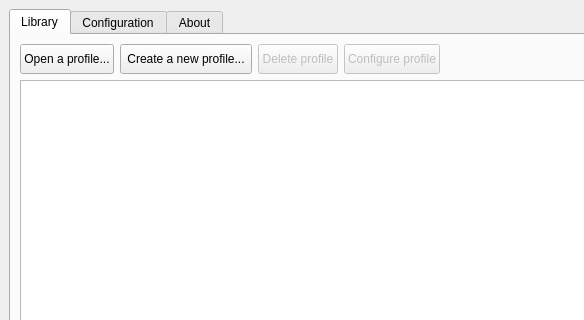
The window that joyshockgraphic/resources/joyshockgraphic.ui (kurushimee/JoyShockGraphic) describes before a commit, drawn with Qt 5; both pictures show x 0 to 584 and y 0 to 320 of the 1126 by 897 pixel window.
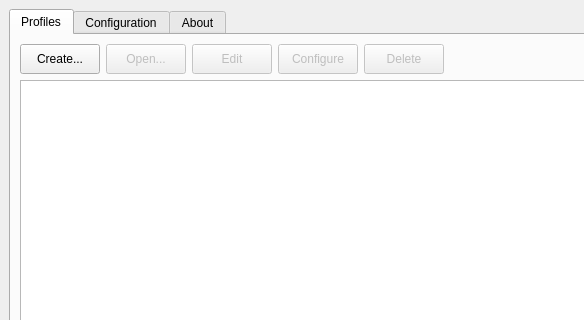
The same window after the commit. The open tabs and pages were chosen to show the change. Icons and pictures are not drawn.

Commit message: Add profile creation

What changed in the file:
```diff
--- a/joyshockgraphic/resources/joyshockgraphic.ui
+++ b/joyshockgraphic/resources/joyshockgraphic.ui
@@ -37,7 +37,7 @@
       </property>
       <widget class="QWidget" name="libraryTab">
        <attribute name="title">
-        <string>Library</string>
+        <string>Profiles</string>
        </attribute>
        <layout class="QVBoxLayout" name="verticalLayout_3">
         <item>
@@ -48,10 +48,32 @@
           <property name="rightMargin">
            <number>0</number>
           </property>
+          <item>
+           <widget class="QPushButton" name="pbCreate">
+            <property name="minimumSize">
+             <size>
+              <width>0</width>
+              <height>30</height>
+             </size>
+            </property>
+            <property name="maximumSize">
+             <size>
+              <width>16777215</width>
+              <height>16777215</height>
+             </size>
+            </property>
+            <property name="text">
+             <string>Create...</string>
+            </property>
+            <attribute name="buttonGroup">
+             <string notr="true">bgLibrary</string>
+            </attribute>
+           </widget>
+          </item>
           <item>
            <widget class="QPushButton" name="pbOpen">
             <property name="enabled">
-             <bool>true</bool>
+             <bool>false</bool>
             </property>
             <property name="minimumSize">
              <size>
@@ -63,7 +85,7 @@
              <string>&lt;html&gt;&lt;head/&gt;&lt;body&gt;&lt;p&gt;Loads selected profile's into JSM&lt;/p&gt;&lt;/body&gt;&lt;/html&gt;</string>
             </property>
             <property name="text">
-             <string>Open a profile...</string>
+             <string>Open...</string>
             </property>
             <attribute name="buttonGroup">
              <string notr="true">bgLibrary</string>
@@ -71,7 +93,10 @@
            </widget>
           </item>
           <item>
-           <widget class="QPushButton" name="pbCreate">
+           <widget class="QPushButton" name="pbEdit">
+            <property name="enabled">
+             <bool>false</bool>
+            </property>
             <property name="minimumSize">
              <size>
               <width>0</width>
@@ -85,7 +110,32 @@
              </size>
             </property>
             <property name="text">
-             <string> Create a new profile... </string>
+             <string>Edit</string>
+            </property>
+           </widget>
+          </item>
+          <item>
+           <widget class="QPushButton" name="pbConfigure">
+            <property name="enabled">
+             <bool>false</bool>
+            </property>
+            <property name="minimumSize">
+             <size>
+              <width>0</width>
+              <height>30</height>
+             </size>
+            </property>
+            <property name="maximumSize">
+             <size>
+              <width>16777215</width>
+              <height>16777215</height>
+             </size>
+            </property>
+            <property name="toolTip">
+             <string>&lt;html&gt;&lt;head/&gt;&lt;body&gt;&lt;p&gt;Opens selected profile in the &amp;quot;Configuration&amp;quot; tab&lt;/p&gt;&lt;/body&gt;&lt;/html&gt;</string>
+            </property>
+            <property name="text">
+             <string>Configure</string>
             </property>
             <attribute name="buttonGroup">
              <string notr="true">bgLibrary</string>
@@ -107,35 +157,7 @@
              <string>&lt;html&gt;&lt;head/&gt;&lt;body&gt;&lt;p&gt;Deletes selected profile&lt;/p&gt;&lt;/body&gt;&lt;/html&gt;</string>
             </property>
             <property name="text">
-             <string>Delete profile</string>
-            </property>
-            <attribute name="buttonGroup">
-             <string notr="true">bgLibrary</string>
-            </attribute>
-           </widget>
-          </item>
-          <item>
-           <widget class="QPushButton" name="pbConfigure">
-            <property name="enabled">
-             <bool>false</bool>
-            </property>
-            <property name="minimumSize">
-             <size>
-              <width>0</width>
-              <height>30</height>
-             </size>
-            </property>
-            <property name="maximumSize">
-             <size>
-              <width>16777215</width>
-              <height>16777215</height>
-             </size>
-            </property>
-            <property name="toolTip">
-             <string>&lt;html&gt;&lt;head/&gt;&lt;body&gt;&lt;p&gt;Opens selected profile in the &amp;quot;Configuration&amp;quot; tab&lt;/p&gt;&lt;/body&gt;&lt;/html&gt;</string>
-            </property>
-            <property name="text">
-             <string>Configure profile</string>
+             <string>Delete</string>
             </property>
             <attribute name="buttonGroup">
              <string notr="true">bgLibrary</string>
```
Left out of the diff: 27 changed lines with no effect on the pictures. The commit also changes 25 other files.
